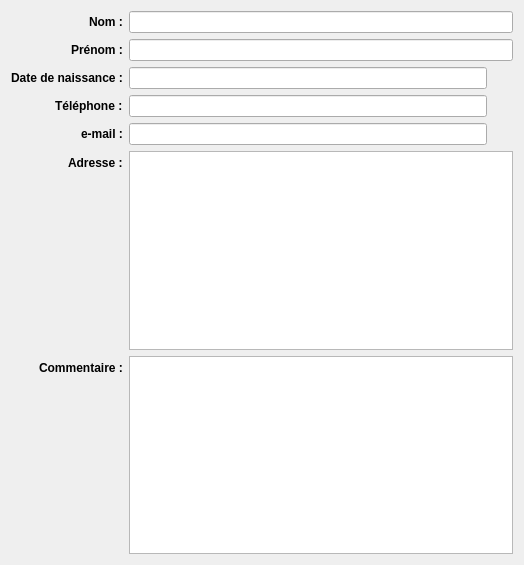
The window that sources/Client/ClientForm.ui (aurelien35/loteliQt) describes before a commit, drawn with Qt 5.
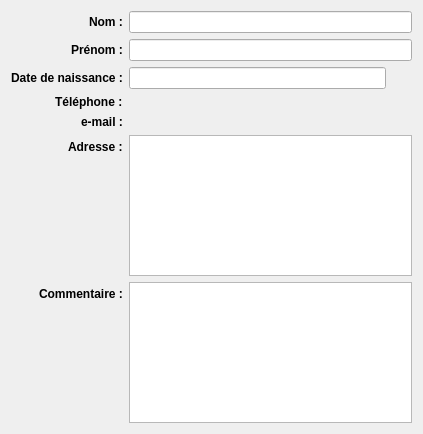
The same window after the commit. Icons and pictures are not drawn.

```diff
--- a/sources/Client/ClientForm.ui
+++ b/sources/Client/ClientForm.ui
@@ -6,8 +6,8 @@
    <rect>
     <x>0</x>
     <y>0</y>
-    <width>524</width>
-    <height>565</height>
+    <width>423</width>
+    <height>434</height>
    </rect>
   </property>
   <layout class="QFormLayout" name="formLayout">
@@ -115,42 +115,6 @@
      </property>
     </widget>
    </item>
-   <item row="3" column="1">
-    <layout class="QHBoxLayout" name="horizontalLayout">
-     <item>
-      <widget class="QLineEdit" name="lineEditPhone"/>
-     </item>
-     <item>
-      <widget class="QPushButton" name="pushButtonAddPhone">
-       <property name="minimumSize">
-        <size>
-         <width>20</width>
-         <height>20</height>
-        </size>
-       </property>
-       <property name="maximumSize">
-        <size>
-         <width>20</width>
-         <height>20</height>
-        </size>
-       </property>
-       <property name="icon">
-        <iconset resource="../loteliQt.qrc">
-         <normaloff>:/resources/add.png</normaloff>:/resources/add.png</iconset>
-       </property>
-       <property name="iconSize">
-        <size>
-         <width>16</width>
-         <height>16</height>
-        </size>
-       </property>
-       <property name="flat">
-        <bool>true</bool>
-       </property>
-      </widget>
-     </item>
-    </layout>
-   </item>
    <item row="4" column="0">
     <widget class="QLabel" name="label_7">
      <property name="font">
@@ -164,42 +128,6 @@
      </property>
     </widget>
    </item>
-   <item row="4" column="1">
-    <layout class="QHBoxLayout" name="horizontalLayout_2">
-     <item>
-      <widget class="QLineEdit" name="lineEditEmail"/>
-     </item>
-     <item>
-      <widget class="QPushButton" name="pushButtonAddEmail">
-       <property name="minimumSize">
-        <size>
-         <width>20</width>
-         <height>20</height>
-        </size>
-       </property>
-       <property name="maximumSize">
-        <size>
-         <width>20</width>
-         <height>20</height>
-        </size>
-       </property>
-       <property name="icon">
-        <iconset resource="../loteliQt.qrc">
-         <normaloff>:/resources/add.png</normaloff>:/resources/add.png</iconset>
-       </property>
-       <property name="iconSize">
-        <size>
-         <width>16</width>
-         <height>16</height>
-        </size>
-       </property>
-       <property name="flat">
-        <bool>true</bool>
-       </property>
-      </widget>
-     </item>
-    </layout>
-   </item>
    <item row="5" column="0">
     <widget class="QLabel" name="label_4">
      <property name="font">
@@ -232,6 +160,12 @@
    <item row="6" column="1">
     <widget class="QTextEdit" name="textEditComment"/>
    </item>
+   <item row="4" column="1">
+    <widget class="QFrame" name="emailsContainer"/>
+   </item>
+   <item row="3" column="1">
+    <widget class="QFrame" name="phonesContainer"/>
+   </item>
   </layout>
  </widget>
  <resources>
```
